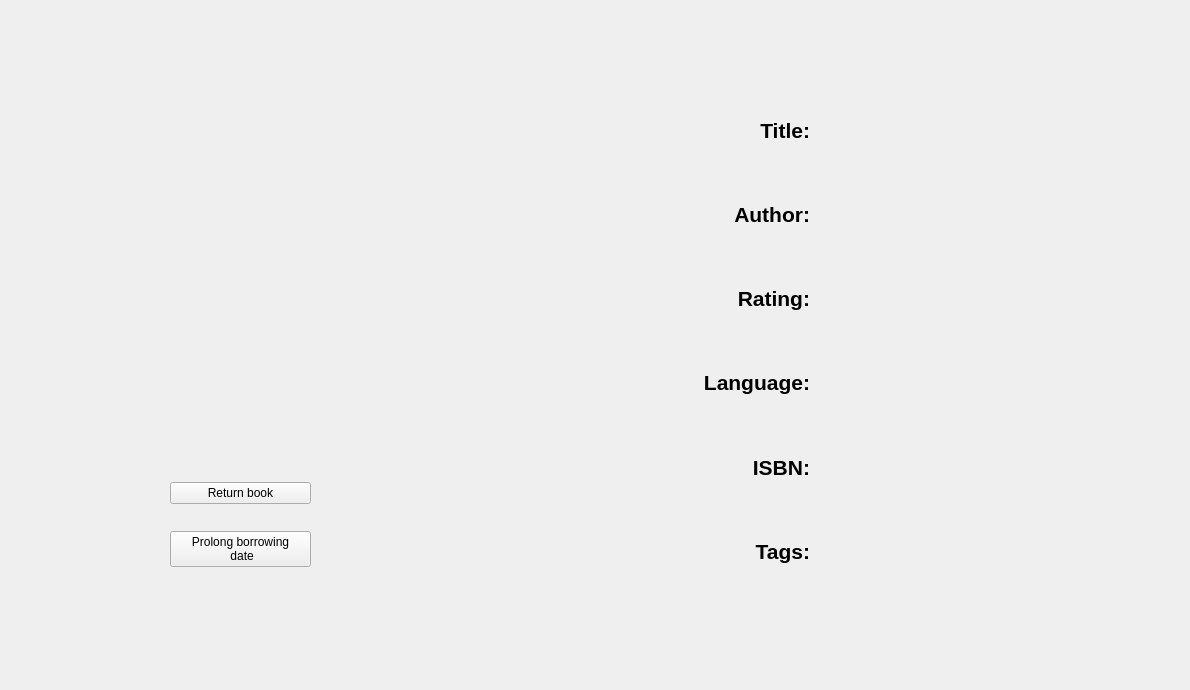
This is Biblioteca/UserApp/BorrowedBookDetails.ui in EchipaSMC/Biblioteca as Qt 5 draws it before an edit. The edited form follows.
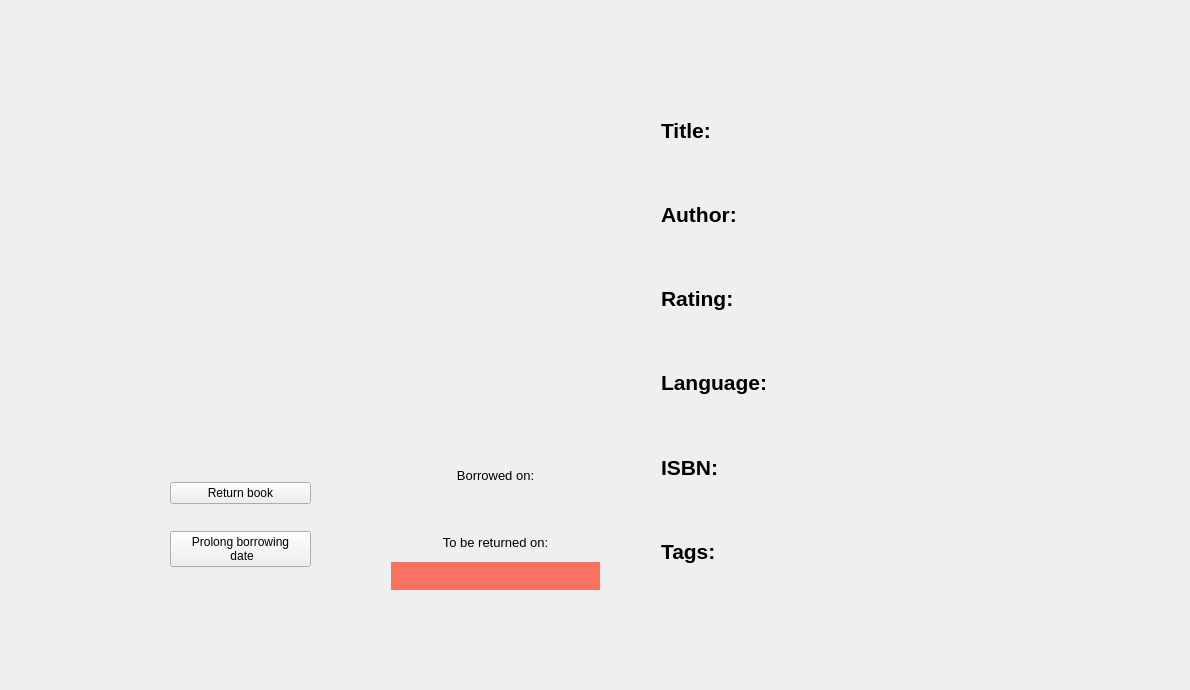
This is the edited form.

Commit message: Updated borrowed books details

The edit to the form file:
```diff
--- a/Biblioteca/UserApp/BorrowedBookDetails.ui
+++ b/Biblioteca/UserApp/BorrowedBookDetails.ui
@@ -214,7 +214,7 @@
        <string>Title:</string>
       </property>
       <property name="alignment">
-       <set>Qt::AlignRight|Qt::AlignTrailing|Qt::AlignVCenter</set>
+       <set>Qt::AlignLeading|Qt::AlignLeft|Qt::AlignVCenter</set>
       </property>
      </widget>
     </item>
@@ -231,7 +231,7 @@
        <string>Author:</string>
       </property>
       <property name="alignment">
-       <set>Qt::AlignRight|Qt::AlignTrailing|Qt::AlignVCenter</set>
+       <set>Qt::AlignLeading|Qt::AlignLeft|Qt::AlignVCenter</set>
       </property>
      </widget>
     </item>
@@ -248,7 +248,7 @@
        <string>Rating:</string>
       </property>
       <property name="alignment">
-       <set>Qt::AlignRight|Qt::AlignTrailing|Qt::AlignVCenter</set>
+       <set>Qt::AlignLeading|Qt::AlignLeft|Qt::AlignVCenter</set>
       </property>
      </widget>
     </item>
@@ -265,7 +265,7 @@
        <string>Language:</string>
       </property>
       <property name="alignment">
-       <set>Qt::AlignRight|Qt::AlignTrailing|Qt::AlignVCenter</set>
+       <set>Qt::AlignLeading|Qt::AlignLeft|Qt::AlignVCenter</set>
       </property>
      </widget>
     </item>
@@ -282,7 +282,7 @@
        <string>ISBN:</string>
       </property>
       <property name="alignment">
-       <set>Qt::AlignRight|Qt::AlignTrailing|Qt::AlignVCenter</set>
+       <set>Qt::AlignLeading|Qt::AlignLeft|Qt::AlignVCenter</set>
       </property>
      </widget>
     </item>
@@ -299,7 +299,7 @@
        <string>Tags:</string>
       </property>
       <property name="alignment">
-       <set>Qt::AlignRight|Qt::AlignTrailing|Qt::AlignVCenter</set>
+       <set>Qt::AlignLeading|Qt::AlignLeft|Qt::AlignVCenter</set>
       </property>
      </widget>
     </item>
@@ -315,6 +315,21 @@
     </rect>
    </property>
    <layout class="QVBoxLayout" name="verticalLayout_5">
+    <item>
+     <widget class="QLabel" name="label">
+      <property name="font">
+       <font>
+        <pointsize>10</pointsize>
+       </font>
+      </property>
+      <property name="text">
+       <string>Borrowed on:</string>
+      </property>
+      <property name="alignment">
+       <set>Qt::AlignCenter</set>
+      </property>
+     </widget>
+    </item>
     <item>
      <widget class="QLabel" name="BorrowDate">
       <property name="font">
@@ -327,6 +342,24 @@
       <property name="text">
        <string/>
       </property>
+      <property name="alignment">
+       <set>Qt::AlignCenter</set>
+      </property>
+     </widget>
+    </item>
+    <item>
+     <widget class="QLabel" name="label_2">
+      <property name="font">
+       <font>
+        <pointsize>10</pointsize>
+       </font>
+      </property>
+      <property name="text">
+       <string>To be returned on:</string>
+      </property>
+      <property name="alignment">
+       <set>Qt::AlignCenter</set>
+      </property>
      </widget>
     </item>
     <item>
@@ -336,11 +369,19 @@
         <pointsize>16</pointsize>
         <weight>75</weight>
         <bold>true</bold>
+        <stylestrategy>PreferDefault</stylestrategy>
        </font>
       </property>
+      <property name="styleSheet">
+       <string notr="true">selection-color: rgb(255, 0, 0);
+background-color: qlineargradient(spread:pad, x1:0, y1:0, x2:1, y2:1, stop:1 rgba(255, 29, 0, 151));</string>
+      </property>
       <property name="text">
        <string/>
       </property>
+      <property name="alignment">
+       <set>Qt::AlignCenter</set>
+      </property>
      </widget>
     </item>
    </layout>
```
The commit also changes 4 other files.
